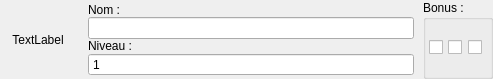
Qt form ui/c_status_build.ui (UgVo/Wakfu-Builder) before a commit.
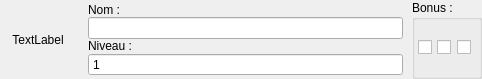
The same form after that commit.

```diff
--- a/ui/c_status_build.ui
+++ b/ui/c_status_build.ui
@@ -6,19 +6,19 @@
    <rect>
     <x>0</x>
     <y>0</y>
-    <width>493</width>
+    <width>482</width>
     <height>76</height>
    </rect>
   </property>
   <property name="minimumSize">
    <size>
-    <width>493</width>
+    <width>482</width>
     <height>0</height>
    </size>
   </property>
   <property name="maximumSize">
    <size>
-    <width>493</width>
+    <width>482</width>
     <height>16777215</height>
    </size>
   </property>
```
